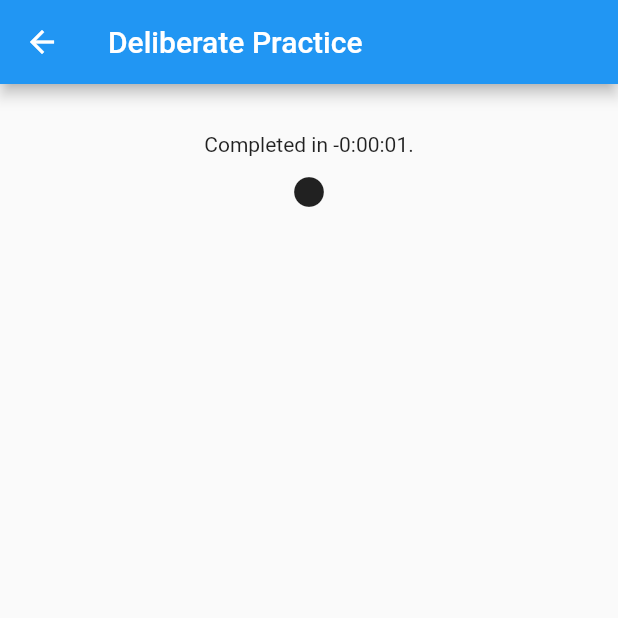
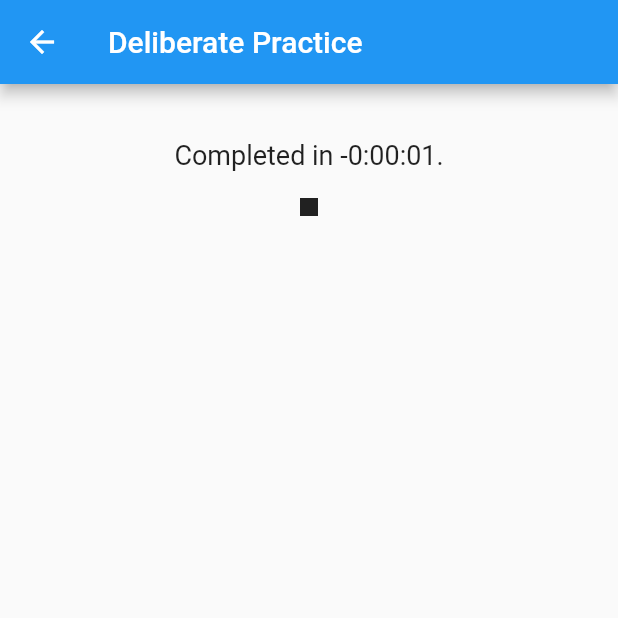
Before and after one commit to wltiii/deliberate_action_flutter, a Flutter app: the ActionTimerWidget screen opened directly with empty values, after a tap on the "stop" icon, on a phone screen of 412 x 824 dp, the top half of it. Run offline on Flutter 3.47's test engine with Material 2 defaults, Android fonts, the phone set to English and light mode, and no system bars.

Commit message:
[35] BT - Created QuestionResponse with multiple types of constructors for further discussion. It is likely broken right now.

```diff
--- a/lib/src/action_timer_widget.dart
+++ b/lib/src/action_timer_widget.dart
@@ -44,20 +44,16 @@ class _ActionTimer extends State<ActionTimerWidget> {
     super.initState();
   }
 
-  startTimer() {
-    _timer = new Timer.periodic(timeout, handleTimerEvent);
-  }
+  startTimer() => _timer = Timer.periodic(timeout, handleTimerEvent);
 
-  void stopTimer() {
-    _timer.cancel();
-  }
+  void stopTimer() => _timer.cancel();
 
   void handleTimerEvent(Timer timer) {
     setState(() {
       _timeRemaining = _timeRemaining - timeout;
       if (_timeRemaining.inMilliseconds == 0) {
         print(
-            'We need to alert now - visual and audio and tactile (configurable)');
+          'ALERT NOW - visual and audio and tactile (configurable)');
         stopTimer();
       }
     });
@@ -110,14 +106,19 @@ class _ActionTimer extends State<ActionTimerWidget> {
             tooltip: 'Stop',
             onPressed: () {
               stopTimer();
-              var reflection = new Reflection();
-              print(args.expectation);
-              print(args.expectationTemplate.name);
-              reflection.expectation = args.expectationTemplate;
-              reflection.expectionResponse = args.expectation;
-              reflection.actualDurationSeconds = _timeRemaining;
-              print(reflection.expectionResponse);
-              print(reflection.expectation.name);
+//              var reflection = Reflection();
+              var reflection = Reflection(
+                  expectation: args.expectationTemplate,
+                  expectionResponse: args.expectation,
+                  actualDurationSeconds: _timeRemaining,
+              );
+//              print(args.expectation);
+//              print(args.expectationTemplate.name);
+//              reflection.expectation = args.expectationTemplate;
+//              reflection.expectionResponse = args.expectation;
+//              reflection.actualDurationSeconds = _timeRemaining;
+//              print(reflection.expectionResponse);
+//              print(reflection.expectation.name);
               Navigator.pushNamed(
                   context,
                   ReflectionWidget.routeName,
--- /dev/null
+++ b/lib/src/domain/question_response.dart
@@ -0,0 +1,27 @@
+class QuestionResponse {
+  String expectationQuestion;
+  String expectionResponse;
+
+  // TODO discuss these constructor styles with Richard
+
+  // a parameterized constructor
+  // see: https://flutterrdart.com/dart-classes-objects-and-constructors-with-examples/
+  QuestionResponse(
+    this.expectationQuestion,
+    this.expectionResponse,
+  );
+
+  // default constructor using named arguments
+  // see: https://flutterigniter.com/deconstructing-dart-constructors/
+  // TODO  do we want this a named constructor, or make it the default
+  // TODO constructor? I think I prefer the latter.
+  // TODO Is there a style check that would enforce default using named args?
+  QuestionResponse.named({
+    this.expectationQuestion,
+    this.expectionResponse,
+  });
+
+  // a redirecting constructor
+  // see: https://dart.dev/guides/language/language-tour#using-constructors
+  QuestionResponse.question(String question) : this(question, null);
+}
--- a/lib/src/domain/reflection.dart
+++ b/lib/src/domain/reflection.dart
@@ -10,8 +10,11 @@ class Reflection {
   ExpectationTemplate expectation;
   DateTime updated;
 
+  // default constructor using named arguments
+  // see: https://flutterigniter.com/deconstructing-dart-constructors/
   Reflection({
     this.uuid,
+    this.expectionResponse,
     this.actualDurationSeconds,
     this.reflectionResponses,
     this.expectation,
--- a/lib/src/reflection_widget.dart
+++ b/lib/src/reflection_widget.dart
@@ -23,12 +23,21 @@ class ReflectionWidget extends StatelessWidget {
       body: Center(
       child: Column(
           children: <Widget>[
-            Text(args.expectation.expectationQuestion),
-            Text(args.expectionResponse),
-            Text("Completed in ${toHHMMSS(args.actualDurationSeconds)}."),
+            Text(
+                args.expectation.expectationQuestion,
+                style: TextStyle(fontSize: 14.0, fontWeight: FontWeight.bold),
+            ),
+            Text(
+              args.expectionResponse,
+              style: TextStyle(fontSize: 18.0, fontWeight: FontWeight.normal),
+            ),
+            Text(
+              "Completed in ${toHHMMSS(args.actualDurationSeconds)}.",
+              style: TextStyle(fontSize: 18.0, fontWeight: FontWeight.normal),
+            ),
             IconButton(
               padding: const EdgeInsets.only(),
-              icon: Icon(Icons.lens),
+              icon: Icon(Icons.stop),
               tooltip: 'Done',
               onPressed: () {
                 Navigator.popUntil(
```
